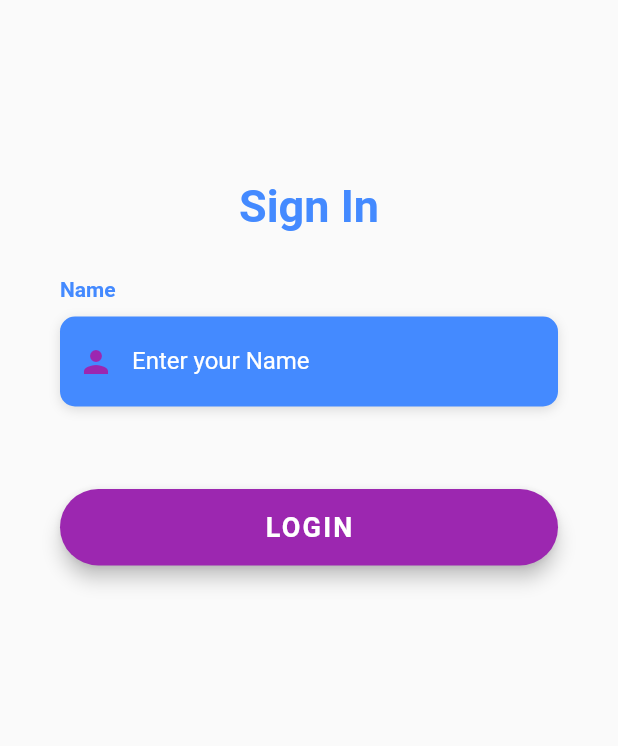
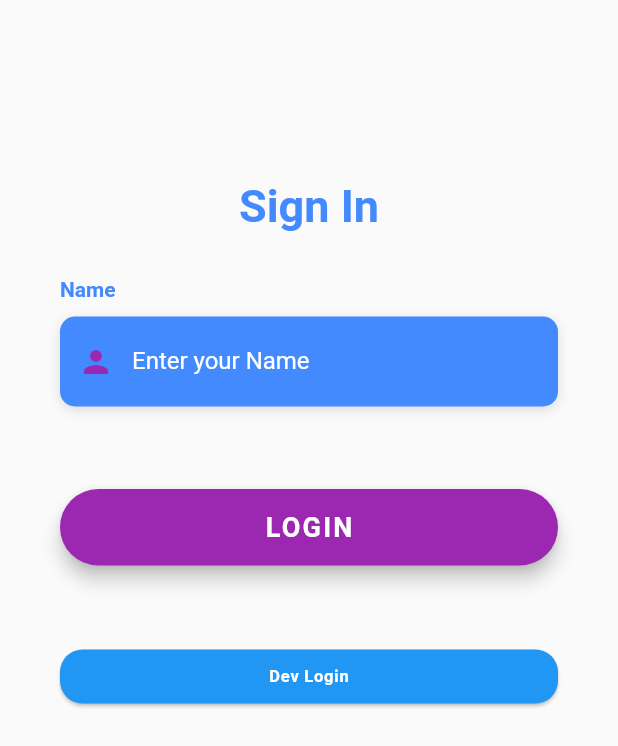
Before and after one commit to cayubweeums/Ticket-Manager, a Flutter app: the screen it shows after launch, on a phone screen of 412 x 824 dp. Shown: the top 746 px of the screen. Run offline on Flutter 3.47's test engine with Material 2 defaults, Android fonts, the phone set to English and light mode, and no system bars; our stand-ins replace firebase_auth, firebase_core; accounts and stored records are empty; Roboto replaces fonts that are missing (OpenSans).

Commit message:
Updated for developer view on tickets

```diff
--- a/ticket_manager/lib/Pages/login_page.dart
+++ b/ticket_manager/lib/Pages/login_page.dart
@@ -4,8 +4,7 @@ import 'package:flutter/material.dart';
 import 'package:flutter/services.dart';
 import 'package:ticket_manager/Services/auth.dart';
 import 'dart:ui';
-
-
+import 'password_page.dart';
 import 'home_page.dart';
 
 
@@ -61,7 +60,9 @@ class _LoginPageState extends State<LoginPage> {
 
   }
 
-
+  void devlogin(){
+    Navigator.push(context, MaterialPageRoute(builder: (context) => PassPage()));
+  }
 
   Widget _buildNameTF() {
     return Form(
@@ -130,9 +131,34 @@ class _LoginPageState extends State<LoginPage> {
     );
   }
 
+  Widget _devlogin(){
+  return Container(
+    padding: EdgeInsets.symmetric(vertical: 25.0),
+    width: double.infinity,
+    child: RaisedButton(
+      elevation: 1.0,
+      onPressed: this.devlogin,
+      padding: EdgeInsets.all(7.5),
+      shape: RoundedRectangleBorder(
+        borderRadius: BorderRadius.circular(15.0),
+      ),
+      color: Colors.blue,
+      child: Text(
+        'Dev Login',
+        style: TextStyle(
+          color: Colors.white,
+          letterSpacing: 0.5,
+          fontSize: 11.0,
+          fontWeight: FontWeight.bold,
+          fontFamily: 'OpenSans',
+        ),
+      ),
+    ),
+  );
+  }
 
 
-  // Page for entering login info and attempting to login or creating a new user
+// Page for entering login info and attempting to login or creating a new user
   Widget loginPage() {
     return Scaffold(
       body: AnnotatedRegion<SystemUiOverlayStyle>(
@@ -168,6 +194,7 @@ class _LoginPageState extends State<LoginPage> {
                       SizedBox(height: 30.0),
                       _buildNameTF(),
                       _buildLoginBtn(),
+                      _devlogin(),
                     ],
                   ),
                 ),
```
Also changed, not shown: ticket_manager/lib/Pages/dev_open_ticket.dart (added, +57 -0 lines), ticket_manager/lib/Pages/dev_ticket_page.dart (added, +53 -0 lines), ticket_manager/lib/Pages/password_page.dart (added, +55 -0 lines).
